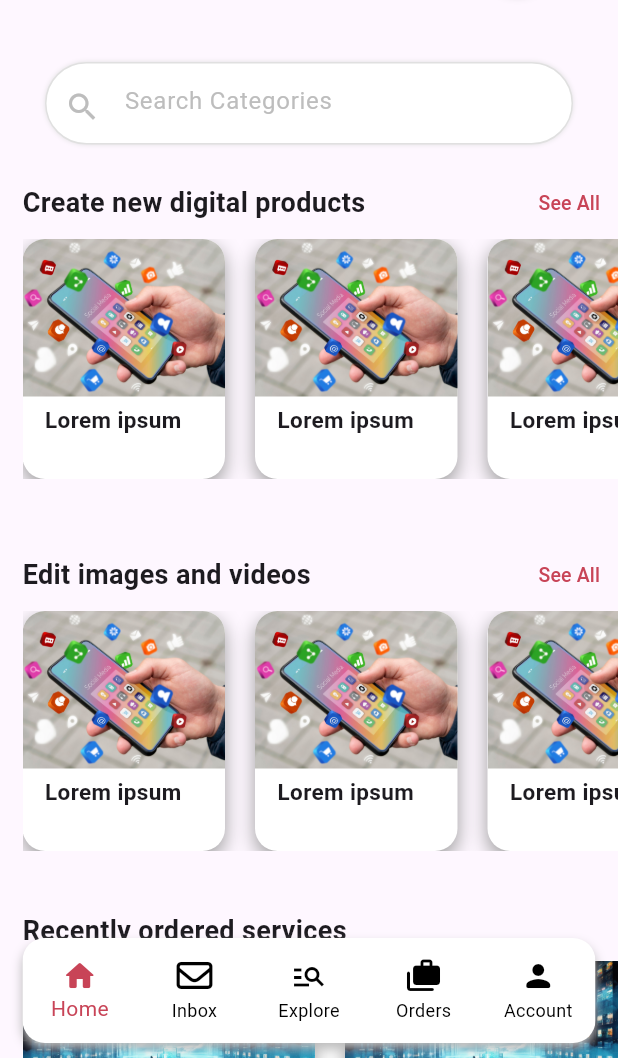
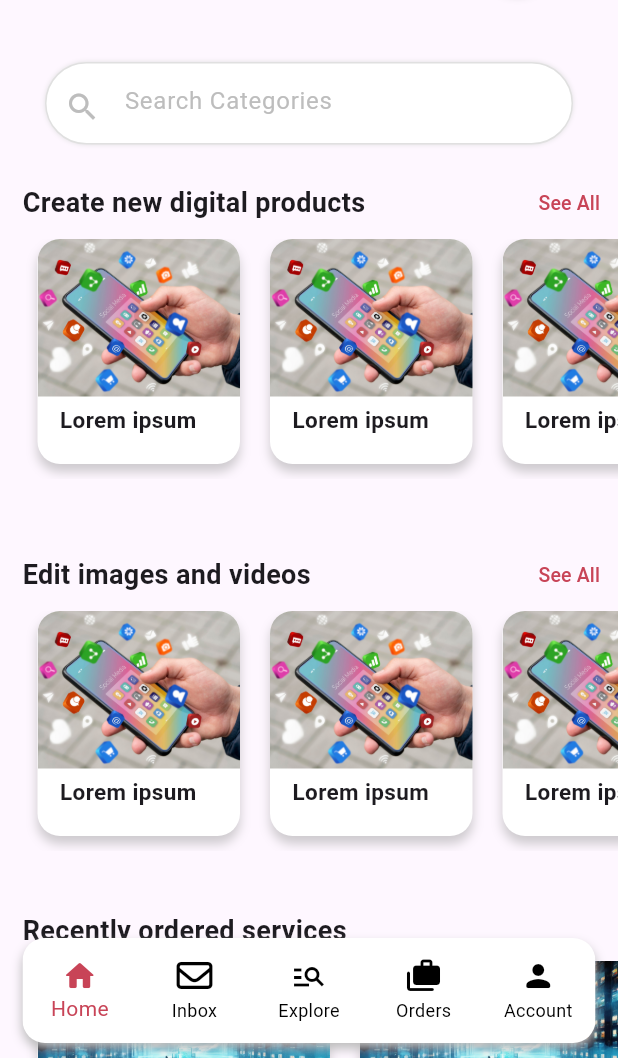
Before and after one commit to Tankiste/mobile-app-servicehub, a Flutter app: the screen it shows once a user with an empty profile is signed in, on a phone screen of 412 x 824 dp, the part 178-1236 px from its top. Run offline on Flutter 3.47's test engine with Material 3 defaults, Android fonts, the phone set to English and light mode, and no system bars; our stand-ins replace cloud_firestore, confetti, file_picker, firebase_auth, firebase_core, firebase_storage and 7 more; missing offline and left inert: flutter_admin_scaffold; accounts and stored records are empty; network calls fail; project files that could hold a hidden picture were left out.

Commit message:
design du home screen arrange et buildgradle modif

```diff
--- a/Implementation/servicehub/lib/controller/recent_order.dart
+++ b/Implementation/servicehub/lib/controller/recent_order.dart
@@ -13,7 +13,7 @@ class _RecentOrderServiceState extends State<RecentOrderService> {
 
   Widget serviceWidget(int index) {
     return Padding(
-      padding: const EdgeInsets.only(right: 20),
+      padding: const EdgeInsets.only(right: 10, bottom: 10, left: 10),
       child: InkWell(
         onTap: () {
           setState(() {
@@ -26,9 +26,11 @@ class _RecentOrderServiceState extends State<RecentOrderService> {
           decoration: BoxDecoration(
               color: Colors.white,
               borderRadius: BorderRadius.circular(15),
-              boxShadow: const [
+              boxShadow: [
                 BoxShadow(
-                    color: Colors.grey, blurRadius: 10, offset: Offset(0, 5))
+                    color: Colors.grey.withOpacity(0.5),
+                    blurRadius: 5,
+                    offset: Offset(0, 5))
               ]),
           child: Column(
             mainAxisAlignment: MainAxisAlignment.start,
@@ -170,7 +172,7 @@ class _RecentOrderServiceState extends State<RecentOrderService> {
   Widget build(BuildContext context) {
     return Container(
       height: 200,
-      color: Colors.white,
+      color: Colors.transparent,
       child: ListView.builder(
           shrinkWrap: true,
           scrollDirection: Axis.horizontal,
--- a/Implementation/servicehub/lib/controller/service_listview.dart
+++ b/Implementation/servicehub/lib/controller/service_listview.dart
@@ -12,16 +12,18 @@ class _ServiceListViewState extends State<ServiceListView> {
 
   Widget serviceWidget(int index) {
     return Padding(
-      padding: const EdgeInsets.only(right: 20),
+      padding: const EdgeInsets.only(right: 10, bottom: 10, left: 10),
       child: Container(
         height: 145,
         width: 135,
         decoration: BoxDecoration(
             color: Colors.white,
             borderRadius: BorderRadius.circular(15),
-            boxShadow: const [
+            boxShadow: [
               BoxShadow(
-                  color: Colors.grey, blurRadius: 10, offset: Offset(0, 5))
+                  color: Colors.grey.withOpacity(0.5),
+                  blurRadius: 5,
+                  offset: Offset(0, 5))
             ]),
         child: InkWell(
           onTap: () {
--- a/Implementation/servicehub/lib/view/home_client.dart
+++ b/Implementation/servicehub/lib/view/home_client.dart
@@ -32,7 +32,7 @@ class _HomeClientState extends State<HomeClient> {
     // final isSeller = appState.isSeller;
 
     return Scaffold(
-      backgroundColor: Colors.white,
+      // backgroundColor: Colors.white.withOpacity(0.5),
       body: Stack(
         children: [
           IndexedStack(index: appState.currentIndex, children: [
--- a/Implementation/servicehub/lib/view/home_screen.dart
+++ b/Implementation/servicehub/lib/view/home_screen.dart
@@ -34,6 +34,7 @@ class _HomeScreenState extends State<HomeScreen> {
 
     return SafeArea(
       child: Scaffold(
+        backgroundColor: Colors.transparent,
         body: Stack(
           children: [
             Container(
@@ -41,7 +42,8 @@ class _HomeScreenState extends State<HomeScreen> {
               width: double.infinity,
               child: SingleChildScrollView(
                 child: Padding(
-                  padding: const EdgeInsets.only(left: 15, top: 70, bottom: 10),
+                  padding:
+                      const EdgeInsets.only(left: 15, top: 70, bottom: 100),
                   child: Expanded(
                       child: Column(
                     crossAxisAlignment: CrossAxisAlignment.start,
--- a/Implementation/servicehub/lib/view/on_board.dart
+++ b/Implementation/servicehub/lib/view/on_board.dart
@@ -4,6 +4,7 @@ import 'package:servicehub/view/home_screen.dart';
 import 'package:servicehub/view/seller/become_seller.dart';
 import 'package:servicehub/view/login.dart';
 import 'package:servicehub/view/select_service.dart';
+import 'package:servicehub/view/home_client.dart';
 
 class OnBoard extends StatelessWidget {
   const OnBoard({super.key});
@@ -71,7 +72,7 @@ class OnBoard extends StatelessWidget {
                                           context,
                                           MaterialPageRoute(
                                               builder: ((context) =>
-                                                  HomeScreen())));
+                                                  HomeClient())));
                                     },
                                     child: const Text(
                                       'Skip',
--- a/Implementation/servicehub/pubspec.yaml
+++ b/Implementation/servicehub/pubspec.yaml
@@ -66,7 +66,7 @@ dev_dependencies:
   # activated in the `analysis_options.yaml` file located at the root of your
   # package. See that file for information about deactivating specific lint
   # rules and activating additional ones.
-  #flutter_lints: ^2.0.0
+  flutter_lints: ^2.0.0
 
 # For information on the generic Dart part of this file, see the
 # following page: https://dart.dev/tools/pub/pubspec
```
Also changed, not shown: Implementation/servicehub/pubspec.lock, 1 other file.
